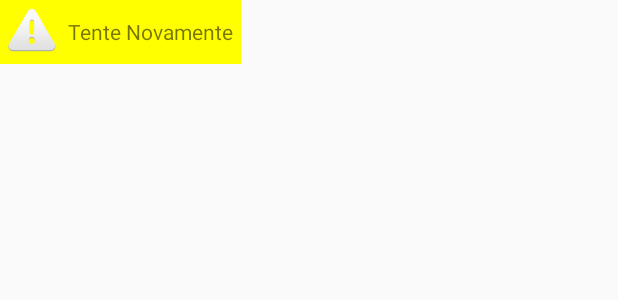
After one commit to LucianoAjs/ColorfulSpace, an Android app: the layout toast_layout.xml on its own in the app's theme, with its tools: preview values and no code run, on a phone screen of 412 x 824 dp. The commit adds this screen. Shown: the top 300 px of the screen. Run offline under Robolectric (Android 15) with nearby library versions, the phone set to English and light mode, and no system bars.

Commit message:
Customizando Toast e refatorando codigos

```diff
--- a/app/src/main/java/com/example/espacocolorido/CombinacaoCoresAcitivity.kt
+++ b/app/src/main/java/com/example/espacocolorido/CombinacaoCoresAcitivity.kt
@@ -2,9 +2,8 @@ package com.example.espacocolorido
 
 import android.content.Intent
 import android.media.MediaPlayer
+import android.os.Bundle
 import androidx.appcompat.app.AppCompatActivity
-import android.os.Bundle
-import kotlinx.android.synthetic.main.activity_aprendendo_cores_acitivity.*
 import kotlinx.android.synthetic.main.activity_combinacao_cores_acitivity.*
 
 class CombinacaoCoresAcitivity : AppCompatActivity() {
--- a/app/src/main/java/com/example/espacocolorido/MainActivity.kt
+++ b/app/src/main/java/com/example/espacocolorido/MainActivity.kt
@@ -1,10 +1,9 @@
 package com.example.espacocolorido
 
 import android.content.Intent
+import android.os.Bundle
 import androidx.appcompat.app.AppCompatActivity
-import android.os.Bundle
 import kotlinx.android.synthetic.main.activity_main.*
-import kotlinx.android.synthetic.main.activity_menu_acitivity.*
 
 class MainActivity : AppCompatActivity() {
     override fun onCreate(savedInstanceState: Bundle?) {
--- a/app/src/main/java/com/example/espacocolorido/ResultadoDaEscolhaActivity.kt
+++ b/app/src/main/java/com/example/espacocolorido/ResultadoDaEscolhaActivity.kt
@@ -2,11 +2,8 @@ package com.example.espacocolorido
 
 import android.content.Intent
 import android.media.MediaPlayer
+import android.os.Bundle
 import androidx.appcompat.app.AppCompatActivity
-import android.os.Bundle
-import kotlinx.android.synthetic.main.activity_colorindo_acitivity.*
-import kotlinx.android.synthetic.main.activity_colorindo_acitivity.nomeImageFruta
-import kotlinx.android.synthetic.main.activity_combinacao_cores_acitivity.*
 import kotlinx.android.synthetic.main.activity_resultado_da_escolha.*
 
 class ResultadoDaEscolhaActivity : AppCompatActivity() {
--- a/app/src/main/res/layout/activity_jogo_da_memoria_acitivity.xml
+++ b/app/src/main/res/layout/activity_jogo_da_memoria_acitivity.xml
@@ -17,7 +17,7 @@
         app:layout_constraintHorizontal_bias="0.497"
         app:layout_constraintStart_toStartOf="parent"
         app:layout_constraintTop_toTopOf="parent"
-        app:layout_constraintVertical_bias="0.973"
+        app:layout_constraintVertical_bias="0.976"
         app:srcCompat="@drawable/voltar" />
 
     <TextView
@@ -46,7 +46,7 @@
         app:layout_constraintEnd_toEndOf="parent"
         app:layout_constraintStart_toStartOf="parent"
         app:layout_constraintTop_toTopOf="parent"
-        app:layout_constraintVertical_bias="0.4">
+        app:layout_constraintVertical_bias="0.413">
 
         <Button
             android:id="@+id/button"
--- /dev/null
+++ b/app/src/main/res/layout/toast_layout.xml
@@ -0,0 +1,23 @@
+<?xml version="1.0" encoding="utf-8"?>
+<LinearLayout xmlns:android="http://schemas.android.com/apk/res/android"
+    xmlns:app="http://schemas.android.com/apk/res-auto"
+    android:layout_width="wrap_content"
+    android:layout_height="wrap_content"
+    android:background="@color/amarelo"
+    android:padding="5dp"
+    android:orientation="horizontal">
+
+    <ImageView
+        android:id="@+id/image_toast"
+        android:layout_width="wrap_content"
+        android:layout_height="wrap_content"
+        app:srcCompat="@android:drawable/ic_dialog_alert" />
+
+    <TextView
+        android:id="@+id/text_toast"
+        android:layout_width="wrap_content"
+        android:layout_height="wrap_content"
+        android:layout_marginLeft="8dp"
+        android:layout_marginTop="6dp"
+        android:text="Tente Novamente" />
+</LinearLayout>
```
Also changed, not shown: app/src/main/java/com/example/espacocolorido/AprendendoCoresAcitivity.kt (+3 -5 lines), app/src/main/java/com/example/espacocolorido/EscolhaACorAcitivity.kt (+10 -12 lines), app/src/main/java/com/example/espacocolorido/JogoDaMemoriaAcitivity.kt (+4 -8 lines).
